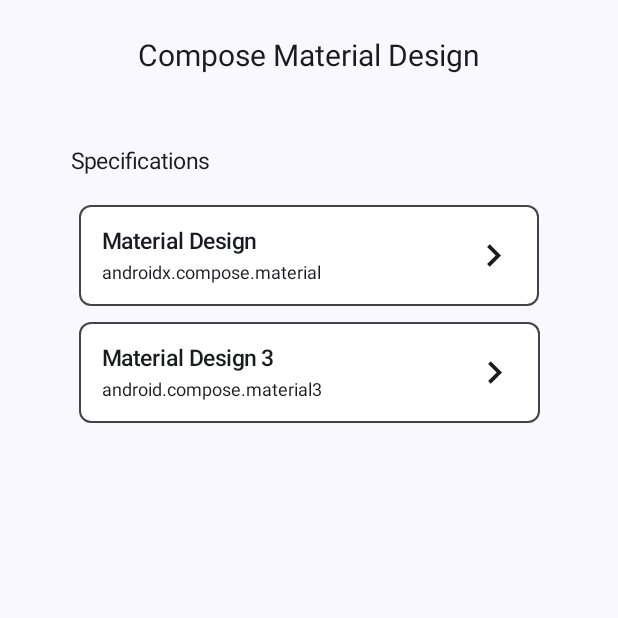
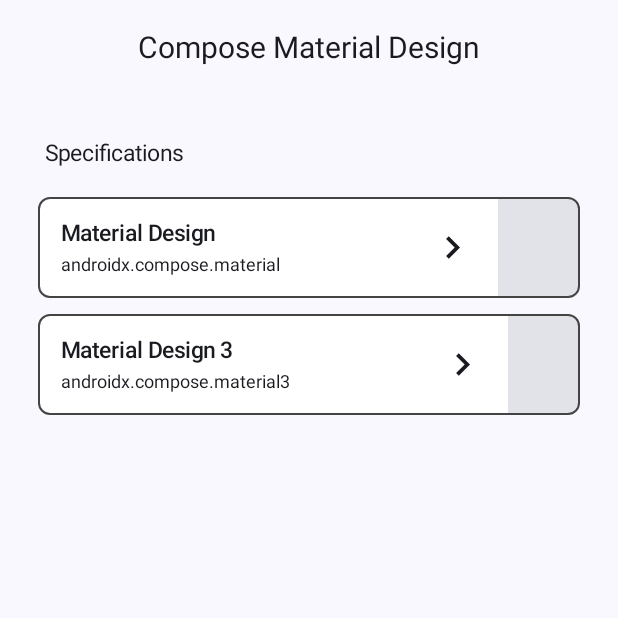
Before and after one commit to devsitaram/compose-material-design, an Android app built with Jetpack Compose: the screen it shows after launch (MainActivity), on a phone screen of 412 x 824 dp, the top half of it. Run offline under Robolectric (Android 15) with nearby library versions, the light colour scheme and no system bars.

Commit message:
create a new material branch

```diff
--- a/app/src/main/java/com/sitaram/composematerialdesign/features/MainActivity.kt
+++ b/app/src/main/java/com/sitaram/composematerialdesign/features/MainActivity.kt
@@ -5,6 +5,7 @@ import androidx.activity.ComponentActivity
 import androidx.activity.compose.setContent
 import androidx.compose.foundation.background
 import androidx.compose.foundation.border
+import androidx.compose.foundation.layout.Arrangement
 import androidx.compose.foundation.layout.Column
 import androidx.compose.foundation.layout.IntrinsicSize
 import androidx.compose.foundation.layout.Row
@@ -20,6 +21,7 @@ import androidx.compose.material.icons.filled.KeyboardArrowRight
 import androidx.compose.material3.Card
 import androidx.compose.material3.ExperimentalMaterial3Api
 import androidx.compose.material3.Icon
+import androidx.compose.material3.IconButton
 import androidx.compose.material3.MaterialTheme
 import androidx.compose.material3.ShapeDefaults
 import androidx.compose.material3.Surface
@@ -42,6 +44,7 @@ import androidx.compose.ui.text.TextStyle
 import androidx.compose.ui.text.font.FontWeight
 import androidx.compose.ui.tooling.preview.Preview
 import androidx.constraintlayout.widget.ConstraintLayout
+import com.sitaram.composematerialdesign.features.material.MainScreen
 import com.sitaram.composematerialdesign.features.material_design.MaterialDesign2MainScreen
 
 class MainActivity : ComponentActivity() {
@@ -78,127 +81,6 @@ fun ComposeDesignAppNavHost(navController: NavHostController) {
         // material design 2
         composable("MaterialDesign") {
             MaterialDesign2MainScreen()
-        }
-    }
-}
-
-@Composable
-fun MainScreen(navController: NavHostController) {
-    Surface(modifier = Modifier.fillMaxSize()) {
-        Column(
-            modifier = Modifier
-                .fillMaxWidth()
-                .padding(25.dp),
-            horizontalAlignment = Alignment.CenterHorizontally
-        ) {
-            Text(
-                text = "Compose Material Design",
-                style = TextStyle(
-                    fontSize = 20.sp,
-                    fontWeight = FontWeight.Normal
-                )
-            )
-            Column(
-                modifier = Modifier.padding(top = 50.dp)
-            ) {
-                Text(text = "Specifications", style = TextStyle(fontSize = 15.sp))
-                Spacer(modifier = Modifier.padding(top = 15.dp))
-                // material design
-                MaterialDesignTypeOfUi(
-                    title = "Material Design",
-                    subTitle = "androidx.compose.material",
-                    onClickAction = { navController.navigate("MaterialDesign") }
-                )
-                // material design 3
-                MaterialDesignTypeOfUi(
-                    title = "Material Design 3",
-                    subTitle = "android.compose.material3",
-                    onClickAction = { navController.navigate("MaterialDesign3") }
-                )
-            }
-        }
-    }
-}
-
-@Preview
-@Composable
-fun MainScreens() {
-    val navController = rememberNavController()
-    Surface(modifier = Modifier.fillMaxSize()) {
-        Column(
-            modifier = Modifier.fillMaxWidth()
-                .padding(15.dp),
-            horizontalAlignment = Alignment.CenterHorizontally
-        ) {
-            Text(
-                text = "Compose Material Design",
-                style = TextStyle(
-                    fontSize = 20.sp,
-                    fontWeight = FontWeight.Normal
-                )
-            )
-            Column(
-                modifier = Modifier.padding(top = 50.dp).wrapContentWidth()
-            ) {
-                Text(text = "Specifications", style = TextStyle(fontSize = 15.sp))
-                Spacer(modifier = Modifier.padding(top = 15.dp))
-                // material design
-                MaterialDesignTypeOfUi(
-                    title = "Material Design",
-                    subTitle = "androidx.compose.material",
-                    onClickAction = { navController.navigate("MaterialDesign") }
-                )
-                // material design 3
-                MaterialDesignTypeOfUi(
-                    title = "Material Design 3",
-                    subTitle = "androidx.compose.material3",
-                    onClickAction = { navController.navigate("MaterialDesign3") }
-                )
-            }
-        }
-    }
-}
-
-@OptIn(ExperimentalMaterial3Api::class)
-@Composable
-fun MaterialDesignTypeOfUi(title: String, subTitle: String, onClickAction: () -> Unit, modifier: Modifier = Modifier) {
-    Card(
-        modifier = modifier
-            .padding(5.dp)
-            .border(width = 1.dp, color = Color.DarkGray, shape = ShapeDefaults.Small),
-        onClick = onClickAction
-    ) {
-        Row(
-            modifier = Modifier
-                .background(Color.White)
-                .padding(15.dp).wrapContentWidth()
-                .width(IntrinsicSize.Max), // Set the width to the maximum intrinsic width
-            verticalAlignment = Alignment.CenterVertically,
-        ) {
-            Column(
-                modifier = Modifier
-                    .weight(1f) // Occupy the remaining available width in the Row
-            ) {
-                Text(
-                    text = title,
-                    style = TextStyle(
-                        fontSize = 15.sp,
-                        fontWeight = FontWeight.SemiBold
-                    ),
-                )
-                Text(
-                    text = subTitle,
-                    style = TextStyle(fontSize = 12.sp),
-                    modifier = Modifier.padding(top = 5.dp)
-                )
-            }
-            Spacer(modifier = Modifier.width(100.dp))
-            Icon(
-                imageVector = Icons.Default.KeyboardArrowRight,
-                contentDescription = null,
-                modifier = Modifier
-                    .size(30.dp)
-            )
         }
     }
 }
--- /dev/null
+++ b/app/src/main/java/com/sitaram/composematerialdesign/features/material/MainScreen.kt
@@ -0,0 +1,137 @@
+package com.sitaram.composematerialdesign.features.material
+
+import androidx.compose.foundation.background
+import androidx.compose.foundation.border
+import androidx.compose.foundation.layout.Arrangement
+import androidx.compose.foundation.layout.Column
+import androidx.compose.foundation.layout.IntrinsicSize
+import androidx.compose.foundation.layout.Row
+import androidx.compose.foundation.layout.Spacer
+import androidx.compose.foundation.layout.fillMaxSize
+import androidx.compose.foundation.layout.fillMaxWidth
+import androidx.compose.foundation.layout.padding
+import androidx.compose.foundation.layout.size
+import androidx.compose.foundation.layout.width
+import androidx.compose.foundation.layout.wrapContentWidth
+import androidx.compose.material.icons.Icons
+import androidx.compose.material.icons.filled.KeyboardArrowRight
+import androidx.compose.material3.Card
+import androidx.compose.material3.ExperimentalMaterial3Api
+import androidx.compose.material3.Icon
+import androidx.compose.material3.ShapeDefaults
+import androidx.compose.material3.Surface
+import androidx.compose.material3.Text
+import androidx.compose.runtime.Composable
+import androidx.compose.ui.Alignment
+import androidx.compose.ui.Modifier
+import androidx.compose.ui.graphics.Color
+import androidx.compose.ui.text.TextStyle
+import androidx.compose.ui.text.font.FontWeight
+import androidx.compose.ui.unit.dp
+import androidx.compose.ui.unit.sp
+import androidx.navigation.NavHostController
+
+@OptIn(ExperimentalMaterial3Api::class)
+@Composable
+fun MaterialDesignTypeOfUi(title: String, subTitle: String, onClickAction: () -> Unit, modifier: Modifier = Modifier) {
+    Card(
+        modifier = modifier
+            .padding(5.dp).fillMaxWidth()
+            .border(width = 1.dp, color = Color.DarkGray, shape = ShapeDefaults.Small),
+        onClick = onClickAction
+    ) {
+        Row(
+            modifier = Modifier
+                .background(Color.White)
+                .padding(15.dp).wrapContentWidth()
+                .width(IntrinsicSize.Max), // Set the width to the maximum intrinsic width
+            verticalAlignment = Alignment.CenterVertically,
+        ) {
+            Column(
+                modifier = Modifier
+                    .weight(1f) // Occupy the remaining available width in the Row
+            ) {
+                Text(
+                    text = title,
+                    style = TextStyle(
+                        fontSize = 15.sp,
+                        fontWeight = FontWeight.SemiBold
+                    ),
+                )
+                Text(
+                    text = subTitle,
+                    style = TextStyle(fontSize = 12.sp),
+                    modifier = Modifier.padding(top = 5.dp)
+                )
+            }
+            Spacer(modifier = Modifier.width(100.dp))
+            Icon(
+                imageVector = Icons.Default.KeyboardArrowRight,
+                contentDescription = null,
+                modifier = Modifier
+                    .size(30.dp)
+            )
+        }
+    }
+}
+
+
+
+
+
+
+
+
+
+
+
+
+@Composable
+fun MainScreen(navController: NavHostController) {
+//    val navController = rememberNavController()
+    Surface(modifier = Modifier.fillMaxSize()) {
+//        Column(
+//            modifier = Modifier.fillMaxWidth()
+//                .padding(15.dp),
+//            horizontalAlignment = Alignment.CenterHorizontally
+//        ) {
+        Column(
+            modifier = Modifier
+                .padding(20.dp)
+                .fillMaxWidth()
+        ) {
+            Row(
+                modifier = Modifier.fillMaxWidth(),
+                verticalAlignment = Alignment.CenterVertically,
+                horizontalArrangement = Arrangement.Center
+            ){
+                Text(
+                    text = "Compose Material Design",
+                    style = TextStyle(
+                        fontSize = 20.sp,
+                        fontWeight = FontWeight.Normal
+                    )
+                )
+            }
+            Text(
+                text = "Specifications",
+                style = TextStyle(fontSize = 15.sp),
+                modifier = Modifier.padding(top = 50.dp, start = 10.dp)
+            )
+            Spacer(modifier = Modifier.padding(top = 15.dp))
+            // material design
+            MaterialDesignTypeOfUi(
+                title = "Material Design",
+                subTitle = "androidx.compose.material",
+                onClickAction = { navController.navigate("MaterialDesign") }
+            )
+            // material design 3
+            MaterialDesignTypeOfUi(
+                title = "Material Design 3",
+                subTitle = "androidx.compose.material3",
+                onClickAction = { navController.navigate("MaterialDesign3") }
+            )
+//            }
+        }
+    }
+}
```
